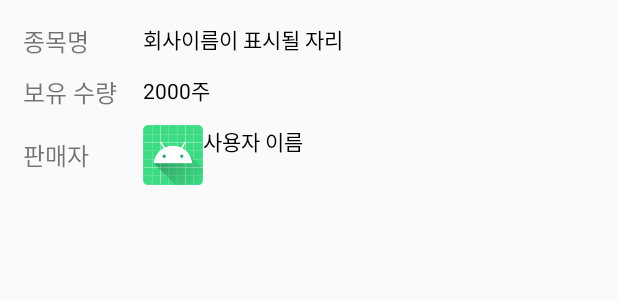
After one commit to RobertHan96/FragmentMore, an Android app: the layout post_list_item.xml on its own in the app's theme, with its tools: preview values and no code run, on a phone screen of 412 x 824 dp. The commit adds this screen. Shown: the top 300 px of the screen. Run offline under Robolectric (Android 15) with nearby library versions, the phone set to English and light mode, and no system bars.

Commit message:
6th commit : 거래게시판 리스트뷰 배치

```diff
--- a/app/src/main/java/com/nexon/fragmentmore/MainActivity.kt
+++ b/app/src/main/java/com/nexon/fragmentmore/MainActivity.kt
@@ -2,19 +2,24 @@ package com.nexon.fragmentmore
 
 import androidx.appcompat.app.AppCompatActivity
 import android.os.Bundle
+import androidx.viewpager.widget.PagerAdapter
+import com.nexon.fragmentmore.adapters.FragPagerAdapter
+import kotlinx.android.synthetic.main.activity_main.*
+import androidx.fragment.app.FragmentManager as FragmentManager1
 
 class MainActivity : BaseActivity() {
     override fun onCreate(savedInstanceState: Bundle?) {
         super.onCreate(savedInstanceState)
         setContentView(R.layout.activity_main)
+        setupEvents()
+        setValues()
     }
 
     override fun setupEvents() {
-
     }
 
     override fun setValues() {
-
+        myViewPager.adapter = FragPagerAdapter(supportFragmentManager)
     }
 
 }
--- /dev/null
+++ b/app/src/main/java/com/nexon/fragmentmore/adapters/FragPagerAdapter.kt
@@ -0,0 +1,24 @@
+package com.nexon.fragmentmore.adapters
+
+import androidx.fragment.app.Fragment
+import androidx.fragment.app.FragmentManager
+import androidx.fragment.app.FragmentPagerAdapter
+import androidx.viewpager.widget.PagerAdapter
+import com.nexon.fragmentmore.fragments.GameListFragment
+import com.nexon.fragmentmore.fragments.MainFragment
+
+class FragPagerAdapter(fm : FragmentManager) : FragmentPagerAdapter(fm) {
+    override fun getItem(position: Int): Fragment {
+        if (position == 0) {
+            return  MainFragment()
+        } else {
+            return GameListFragment()
+        }
+    }
+
+    override fun getCount(): Int {
+        return  2
+    }
+
+
+}
--- /dev/null
+++ b/app/src/main/java/com/nexon/fragmentmore/datas/Post.kt
@@ -0,0 +1,5 @@
+package com.nexon.fragmentmore.datas
+
+class Post(var companyNmae : String, var amount : Int, var userName : String) {
+
+}
--- /dev/null
+++ b/app/src/main/java/com/nexon/fragmentmore/fragments/BoardFragment.kt
@@ -0,0 +1,7 @@
+package com.nexon.fragmentmore.fragments
+
+import androidx.fragment.app.Fragment
+
+class BoardFragment : Fragment() {
+
+}
--- a/app/src/main/res/layout/activity_main.xml
+++ b/app/src/main/res/layout/activity_main.xml
@@ -8,6 +8,7 @@
     tools:context=".MainActivity">
 
     <androidx.viewpager.widget.ViewPager
+        android:id="@+id/myViewPager"
         android:layout_width="match_parent"
         android:layout_height="0dp"
         android:layout_weight="1"/>
--- /dev/null
+++ b/app/src/main/res/layout/fragment_board.xml
@@ -0,0 +1,12 @@
+<?xml version="1.0" encoding="utf-8"?>
+<LinearLayout
+    xmlns:android="http://schemas.android.com/apk/res/android" android:layout_width="match_parent"
+    android:layout_height="match_parent">
+
+    <ListView
+        android:id="@+id/boardListView"
+        android:layout_width="match_parent"
+        android:layout_height="match_parent"
+        />
+
+</LinearLayout>
--- /dev/null
+++ b/app/src/main/res/layout/post_list_item.xml
@@ -0,0 +1,76 @@
+<?xml version="1.0" encoding="utf-8"?>
+<LinearLayout
+    xmlns:android="http://schemas.android.com/apk/res/android" android:layout_width="match_parent"
+    android:layout_height="match_parent"
+    android:orientation="vertical"
+    >
+
+    <LinearLayout
+        android:layout_width="match_parent"
+        android:layout_height="wrap_content"
+        android:orientation="vertical"
+        android:padding="15dp">
+
+        <LinearLayout
+            android:layout_width="match_parent"
+            android:layout_height="wrap_content"
+            android:gravity="center_vertical"
+            android:orientation="horizontal">
+
+            <TextView
+                android:layout_width="80dp"
+                android:layout_height="wrap_content"
+                android:text="종목명"
+                android:textSize="16sp"/>
+            <TextView
+                android:layout_width="match_parent"
+                android:layout_height="match_parent"
+                android:text="회사이름이 표시될 자리"
+                android:textColor="#000000"/>
+        </LinearLayout>
+
+        <LinearLayout
+            android:layout_width="match_parent"
+            android:layout_height="wrap_content"
+            android:layout_marginTop="10dp"
+            android:layout_marginBottom="10dp"
+            android:gravity="center_vertical"
+            android:orientation="horizontal">
+
+            <TextView
+                android:layout_width="80dp"
+                android:layout_height="wrap_content"
+                android:text="보유 수량"
+                android:textSize="16sp"/>
+            <TextView
+                android:layout_width="match_parent"
+                android:layout_height="match_parent"
+                android:text="2000주"
+                android:textColor="#000000"/>
+        </LinearLayout>
+
+        <LinearLayout
+            android:layout_width="match_parent"
+            android:layout_height="wrap_content"
+            android:gravity="center_vertical"
+            android:orientation="horizontal">
+
+            <TextView
+                android:layout_width="80dp"
+                android:layout_height="wrap_content"
+                android:text="판매자"
+                android:textSize="16sp"/>
+
+            <ImageView
+                android:layout_width="40dp"
+                android:layout_height="40dp"
+                android:src="@mipmap/ic_launcher"/>
+
+            <TextView
+                android:layout_width="match_parent"
+                android:layout_height="match_parent"
+                android:text="사용자 이름"
+                android:textColor="#000000"/>
+        </LinearLayout>
+    </LinearLayout>
+</LinearLayout>
```
